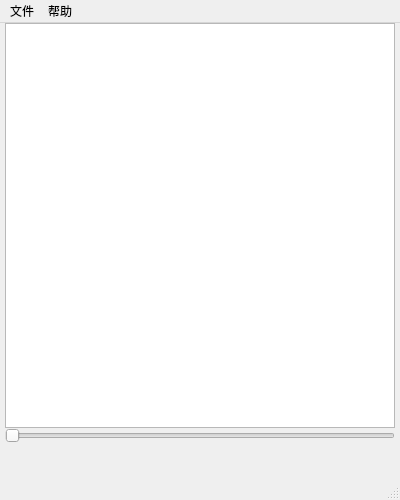
Before: the Qt Designer form mainwindow.ui in sonichy/HTYAudioRecorder, drawn with Qt 5.
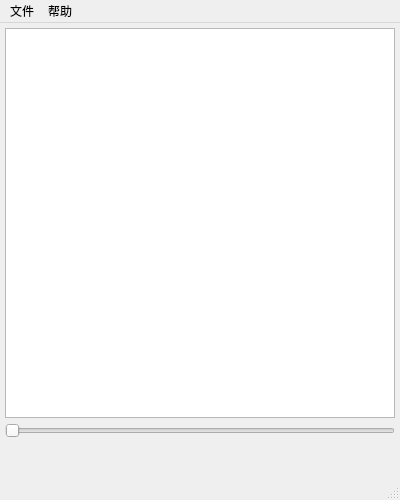
After: the same form once the commit is applied. Icons and pictures are not drawn.

Patch:
```diff
--- a/mainwindow.ui
+++ b/mainwindow.ui
@@ -26,7 +26,7 @@
      <number>5</number>
     </property>
     <property name="topMargin">
-     <number>0</number>
+     <number>5</number>
     </property>
     <property name="rightMargin">
      <number>5</number>
@@ -37,7 +37,7 @@
     <item>
      <layout class="QVBoxLayout" name="verticalLayout">
       <property name="spacing">
-       <number>0</number>
+       <number>5</number>
       </property>
       <item>
        <widget class="QListView" name="listView">
```
